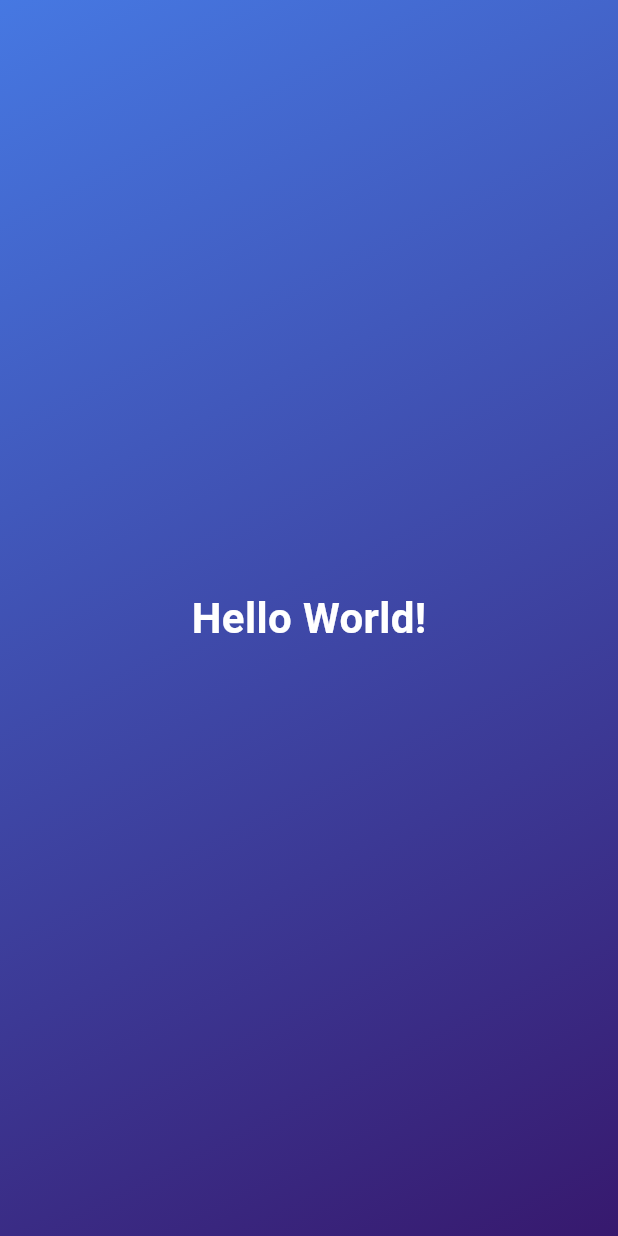
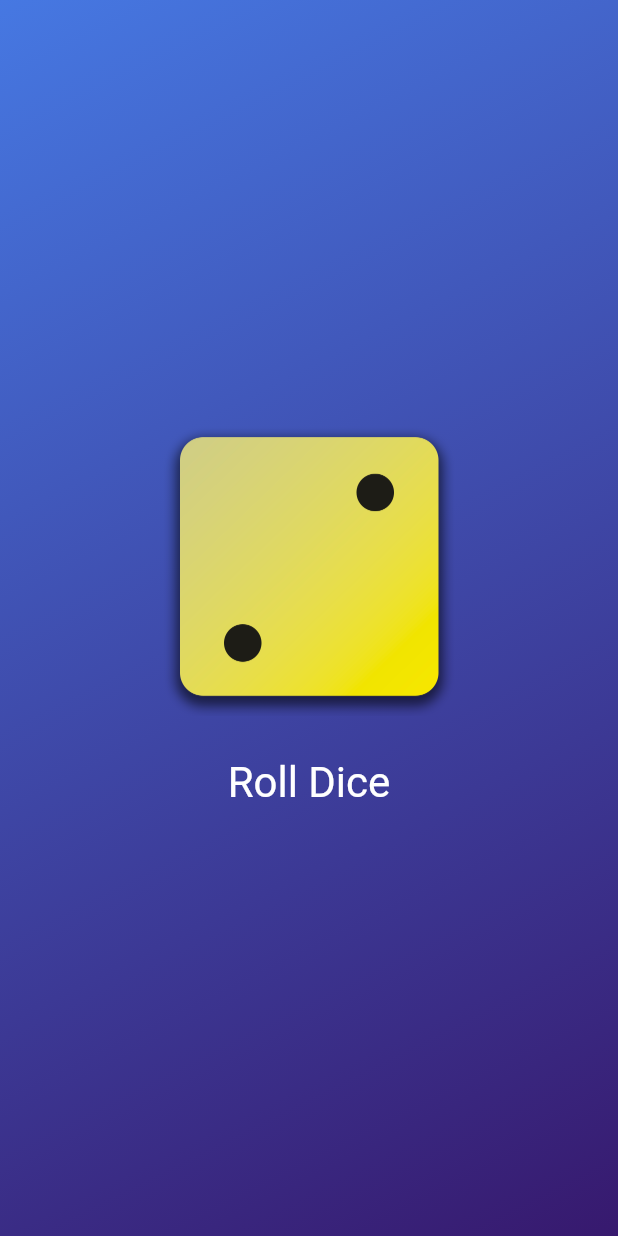
Before and after one commit to lijealso/learn-flutter-dart, a Flutter app: the screen it shows after launch, on a phone screen of 412 x 824 dp. Run offline on Flutter 3.47's test engine with Material 3 defaults, Android fonts, the phone set to English and light mode, and no system bars; our stand-ins replace sensors_plus.

Commit message:
until 48. Styling Buttons & Working with Padding

```diff
--- a/first_app/lib/gradient_container.dart
+++ b/first_app/lib/gradient_container.dart
@@ -1,6 +1,4 @@
 import 'package:flutter/material.dart';
-import 'package:first_app/styled_text.dart';
-
 
 const startAlignment = Alignment.topLeft;
 const endAlignment = Alignment.bottomRight;
@@ -10,6 +8,10 @@ class GradientContainer extends StatelessWidget {
 
   final Color color1;
   final Color color2;
+
+  void rollDice() {
+    // TODO: Implement the logic to roll the dice
+  }
 
   @override
   Widget build(BuildContext context) {
@@ -21,8 +23,24 @@ class GradientContainer extends StatelessWidget {
           end: endAlignment,
         ),
       ),
-      child: const Center(
-        child: StyledText('Hello World!'),
+      child: Center(
+        child: Column(mainAxisSize: MainAxisSize.min, children: [
+          Image.asset(
+            'assets/images/dice-2.png',
+            width: 200,
+          ),
+          const SizedBox(
+            height: 20,
+          ),
+          TextButton(
+            onPressed: rollDice,
+            style: TextButton.styleFrom(
+              foregroundColor: Colors.white,
+              textStyle: TextStyle(fontSize: 28),
+            ),
+            child: const Text('Roll Dice'),
+          )
+        ]),
       ),
     );
   }
```
Also changed, not shown: first_app/pubspec.yaml (+7 -3 lines), first_app/assets/images/dice-1.png (added), first_app/assets/images/dice-2.png (added), first_app/assets/images/dice-3.png (added), first_app/assets/images/dice-4.png (added), first_app/assets/images/dice-5.png (added), first_app/assets/images/dice-6.png (added).
